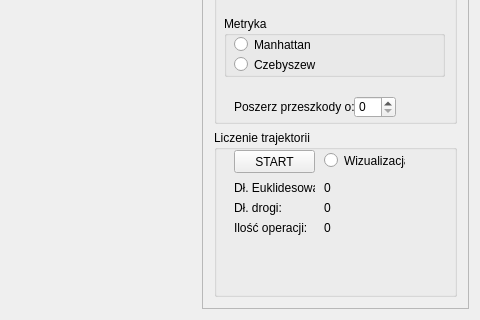
Qt form trajektorie3d/trajektorie3d/trajektorie3d.ui (Calises/projekt_grupowy) before a commit; both pictures show x 455 to 935 and y 330 to 650 of the 935 by 650 pixel window.
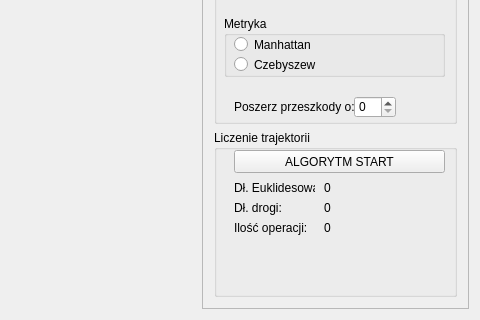
The same form after that commit.

Commit message: dodanie euklidesowej

The edit to the form file:
```diff
--- a/trajektorie3d/trajektorie3d/trajektorie3d.ui
+++ b/trajektorie3d/trajektorie3d/trajektorie3d.ui
@@ -472,25 +472,12 @@
            <rect>
             <x>20</x>
             <y>20</y>
-            <width>81</width>
+            <width>211</width>
             <height>23</height>
            </rect>
           </property>
           <property name="text">
-           <string>START</string>
-          </property>
-         </widget>
-         <widget class="QRadioButton" name="radioButton_Wisualisation">
-          <property name="geometry">
-           <rect>
-            <x>110</x>
-            <y>20</y>
-            <width>81</width>
-            <height>21</height>
-           </rect>
-          </property>
-          <property name="text">
-           <string>Wizualizacja</string>
+           <string>ALGORYTM START</string>
           </property>
          </widget>
         </widget>
```
Left out of the diff: 8 changed lines with no effect on the pictures. The commit also changes 1 other file.
